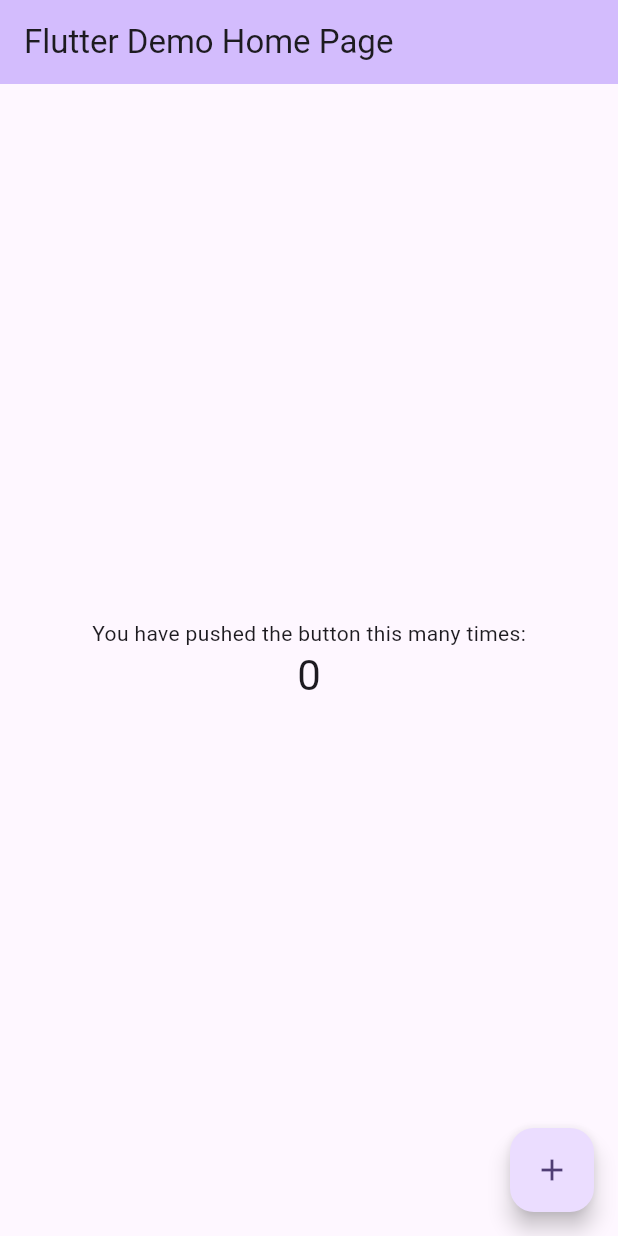
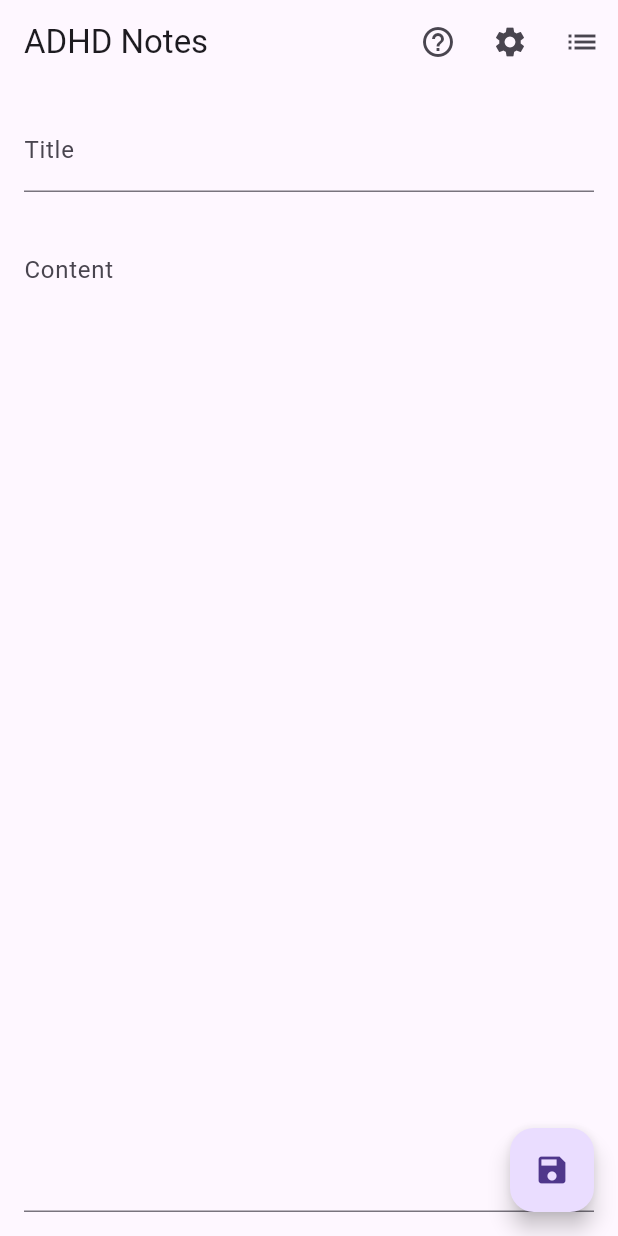
Before and after one commit to aloknag/mananika, a Flutter app: the screen it shows after launch, on a phone screen of 412 x 824 dp. Run offline on Flutter 3.47's test engine with Material 3 defaults, Android fonts, the phone set to English and light mode, and no system bars; our stand-ins replace file_picker, google_generative_ai, hive, hive_flutter, shared_preferences; accounts and stored records are empty.

Commit message:
mananika implementation

```diff
--- a/lib/main.dart
+++ b/lib/main.dart
@@ -1,122 +1,35 @@
+
 import 'package:flutter/material.dart';
+import 'package:hive_flutter/hive_flutter.dart';
+import 'package:myapp/note_model.dart';
+import 'package:myapp/note_editor_screen.dart';
+import 'package:myapp/settings_provider.dart'; // Import the new provider
+import 'package:provider/provider.dart'; // Import provider
 
-void main() {
-  runApp(const MyApp());
+void main() async {
+  await Hive.initFlutter();
+  Hive.registerAdapter(NoteAdapter());
+  await Hive.openBox<Note>('notes');
+
+  runApp(
+    ChangeNotifierProvider(
+      create: (context) => SettingsProvider(),
+      child: const MyApp(),
+    ),
+  );
 }
 
 class MyApp extends StatelessWidget {
   const MyApp({super.key});
 
-  // This widget is the root of your application.
   @override
   Widget build(BuildContext context) {
     return MaterialApp(
-      title: 'Flutter Demo',
+      title: 'ADHD Notes',
       theme: ThemeData(
-        // This is the theme of your application.
-        //
-        // TRY THIS: Try running your application with "flutter run". You'll see
-        // the application has a purple toolbar. Then, without quitting the app,
-        // try changing the seedColor in the colorScheme below to Colors.green
-        // and then invoke "hot reload" (save your changes or press the "hot
-        // reload" button in a Flutter-supported IDE, or press "r" if you used
-        // the command line to start the app).
-        //
-        // Notice that the counter didn't reset back to zero; the application
-        // state is not lost during the reload. To reset the state, use hot
-        // restart instead.
-        //
-        // This works for code too, not just values: Most code changes can be
-        // tested with just a hot reload.
-        colorScheme: ColorScheme.fromSeed(seedColor: Colors.deepPurple),
+        primarySwatch: Colors.blue,
       ),
-      home: const MyHomePage(title: 'Flutter Demo Home Page'),
+      home: const NoteEditorScreen(),
     );
   }
 }
-
-class MyHomePage extends StatefulWidget {
-  const MyHomePage({super.key, required this.title});
-
-  // This widget is the home page of your application. It is stateful, meaning
-  // that it has a State object (defined below) that contains fields that affect
-  // how it looks.
-
-  // This class is the configuration for the state. It holds the values (in this
-  // case the title) provided by the parent (in this case the App widget) and
-  // used by the build method of the State. Fields in a Widget subclass are
-  // always marked "final".
-
-  final String title;
-
-  @override
-  State<MyHomePage> createState() => _MyHomePageState();
-}
-
-class _MyHomePageState extends State<MyHomePage> {
-  int _counter = 0;
-
-  void _incrementCounter() {
-    setState(() {
-      // This call to setState tells the Flutter framework that something has
-      // changed in this State, which causes it to rerun the build method below
-      // so that the display can reflect the updated values. If we changed
-      // _counter without calling setState(), then the build method would not be
-      // called again, and so nothing would appear to happen.
-      _counter++;
-    });
-  }
-
-  @override
-  Widget build(BuildContext context) {
-    // This method is rerun every time setState is called, for instance as done
-    // by the _incrementCounter method above.
-    //
-    // The Flutter framework has been optimized to make rerunning build methods
-    // fast, so that you can just rebuild anything that needs updating rather
-    // than having to individually change instances of widgets.
-    return Scaffold(
-      appBar: AppBar(
-        // TRY THIS: Try changing the color here to a specific color (to
-        // Colors.amber, perhaps?) and trigger a hot reload to see the AppBar
-        // change color while the other colors stay the same.
-        backgroundColor: Theme.of(context).colorScheme.inversePrimary,
-        // Here we take the value from the MyHomePage object that was created by
-        // the App.build method, and use it to set our appbar title.
-        title: Text(widget.title),
-      ),
-      body: Center(
-        // Center is a layout widget. It takes a single child and positions it
-        // in the middle of the parent.
-        child: Column(
-          // Column is also a layout widget. It takes a list of children and
-          // arranges them vertically. By default, it sizes itself to fit its
-          // children horizontally, and tries to be as tall as its parent.
-          //
-          // Column has various properties to control how it sizes itself and
-          // how it positions its children. Here we use mainAxisAlignment to
-          // center the children vertically; the main axis here is the vertical
-          // axis because Columns are vertical (the cross axis would be
-          // horizontal).
-          //
-          // TRY THIS: Invoke "debug painting" (choose the "Toggle Debug Paint"
-          // action in the IDE, or press "p" in the console), to see the
-          // wireframe for each widget.
-          mainAxisAlignment: MainAxisAlignment.center,
-          children: <Widget>[
-            const Text('You have pushed the button this many times:'),
-            Text(
-              '$_counter',
-              style: Theme.of(context).textTheme.headlineMedium,
-            ),
-          ],
-        ),
-      ),
-      floatingActionButton: FloatingActionButton(
-        onPressed: _incrementCounter,
-        tooltip: 'Increment',
-        child: const Icon(Icons.add),
-      ), // This trailing comma makes auto-formatting nicer for build methods.
-    );
-  }
-}
--- /dev/null
+++ b/lib/note_detail_screen.dart
@@ -0,0 +1,22 @@
+
+import 'package:flutter/material.dart';
+import 'package:myapp/note_model.dart';
+
+class NoteDetailScreen extends StatelessWidget {
+  final Note note;
+
+  const NoteDetailScreen({super.key, required this.note});
+
+  @override
+  Widget build(BuildContext context) {
+    return Scaffold(
+      appBar: AppBar(
+        title: Text(note.title),
+      ),
+      body: Padding(
+        padding: const EdgeInsets.all(16.0),
+        child: Text(note.content),
+      ),
+    );
+  }
+}
--- /dev/null
+++ b/lib/note_editor_screen.dart
@@ -0,0 +1,168 @@
+
+import 'package:flutter/material.dart';
+import 'package:hive_flutter/hive_flutter.dart';
+import 'package:myapp/note_model.dart';
+import 'package:myapp/notes_list_screen.dart';
+import 'package:myapp/settings_screen.dart';
+import 'package:provider/provider.dart';
+import 'package:myapp/settings_provider.dart';
+import 'package:google_generative_ai/google_generative_ai.dart';
+
+class NoteEditorScreen extends StatefulWidget {
+  const NoteEditorScreen({super.key});
+
+  @override
+  State<NoteEditorScreen> createState() => _NoteEditorScreenState();
+}
+
+class _NoteEditorScreenState extends State<NoteEditorScreen> {
+  final _titleController = TextEditingController();
+  final _contentController = TextEditingController();
+
+  @override
+  Widget build(BuildContext context) {
+    return Scaffold(
+      appBar: AppBar(
+        title: const Text('ADHD Notes'),
+        actions: [
+          IconButton(
+            icon: const Icon(Icons.help_outline),
+            onPressed: () => _showAskNotesDialog(context),
+          ),
+          IconButton(
+            icon: const Icon(Icons.settings),
+            onPressed: () {
+              Navigator.push(
+                context,
+                MaterialPageRoute(builder: (context) => const SettingsScreen()),
+              );
+            },
+          ),
+          IconButton(
+            icon: const Icon(Icons.list),
+            onPressed: () {
+              Navigator.push(
+                context,
+                MaterialPageRoute(builder: (context) => const NotesListScreen()),
+              );
+            },
+          ),
+        ],
+      ),
+      body: Padding(
+        padding: const EdgeInsets.all(16.0),
+        child: Column(
+          children: [
+            TextField(
+              controller: _titleController,
+              decoration: const InputDecoration(
+                labelText: 'Title',
+              ),
+            ),
+            const SizedBox(height: 16),
+            Expanded(
+              child: TextField(
+                controller: _contentController,
+                decoration: const InputDecoration(
+                  labelText: 'Content',
+                  alignLabelWithHint: true,
+                ),
+                maxLines: null,
+                expands: true,
+              ),
+            ),
+          ],
+        ),
+      ),
+      floatingActionButton: FloatingActionButton(
+        onPressed: () {
+          final note = Note(
+            title: _titleController.text,
+            content: _contentController.text,
+            timestamp: DateTime.now(),
+          );
+          final box = Hive.box<Note>('notes');
+          box.add(note);
+          _titleController.clear();
+          _contentController.clear();
+        },
+        child: const Icon(Icons.save),
+      ),
+    );
+  }
+
+  void _showAskNotesDialog(BuildContext context) {
+    final settings = Provider.of<SettingsProvider>(context, listen: false);
+    final apiKey = settings.apiKey;
+
+    if (apiKey == null || apiKey.isEmpty) {
+      ScaffoldMessenger.of(context).showSnackBar(
+        const SnackBar(content: Text('Please enter your Gemini API Key in settings.')),
+      );
+      return;
+    }
+
+    showDialog(
+      context: context,
+      builder: (context) {
+        final questionController = TextEditingController();
+        return AlertDialog(
+          title: const Text('Ask Notes'),
+          content: TextField(
+            controller: questionController,
+            decoration: const InputDecoration(
+              hintText: 'Ask a question about your notes...',
+            ),
+          ),
+          actions: [
+            TextButton(
+              onPressed: () => Navigator.pop(context),
+              child: const Text('Cancel'),
+            ),
+            TextButton(
+              onPressed: () async {
+                final answer = await _searchNotes(questionController.text, apiKey);
+                Navigator.pop(context);
+                showDialog(
+                  context: context,
+                  builder: (context) => AlertDialog(
+                    title: const Text('Answer'),
+                    content: SingleChildScrollView(child: Text(answer)),
+                    actions: [
+                      TextButton(
+                        onPressed: () => Navigator.pop(context),
+                        child: const Text('OK'),
+                      ),
+                    ],
+                  ),
+                );
+              },
+              child: const Text('Ask'),
+            ),
+          ],
+        );
+      },
+    );
+  }
+
+  Future<String> _searchNotes(String question, String apiKey) async {
+    try {
+      final box = Hive.box<Note>('notes');
+      final allNotes = box.values
+          .map((note) => 'Title: ${note.title}\nContent: ${note.content}')
+          .join('\n\n');
+
+      final model = GenerativeModel(model: 'gemini-pro', apiKey: apiKey);
+      final prompt =
+          'Based on the following notes, please answer the question: "$question"\n\nNotes:\n$allNotes';
+      final content = [Content.text(prompt)];
+      final response = await model.generateContent(content);
+
+      return response.text ?? 'I could not find an answer in your notes.';
+    } catch (e) {
+      // It's helpful to print the error for debugging purposes.
+      print('Gemini API Error: $e');
+      return 'An error occurred while communicating with the Gemini API. Please check that you have entered a valid API key and have a stable internet connection. Details: $e';
+    }
+  }
+}
--- /dev/null
+++ b/lib/note_model.dart
@@ -0,0 +1,27 @@
+
+import 'package:hive/hive.dart';
+
+part 'note_model.g.dart';
+
+@HiveType(typeId: 0)
+class Note extends HiveObject {
+  @HiveField(0)
+  late String title;
+
+  @HiveField(1)
+  late String content;
+
+  @HiveField(2)
+  late DateTime timestamp;
+
+  Note({
+    required this.title,
+    required this.content,
+    required this.timestamp,
+  });
+
+  @override
+  String toString() {
+    return 'Note{title: $title, content: $content, timestamp: $timestamp}';
+  }
+}
```
Also changed, not shown: lib/notes_list_screen.dart (added, +46 -0 lines), lib/settings_provider.dart (added, +36 -0 lines), lib/settings_screen.dart (added, +86 -0 lines), pubspec.yaml (+10 -0 lines), lib/note_model.g.dart (added), pubspec.lock, 100 other files.
